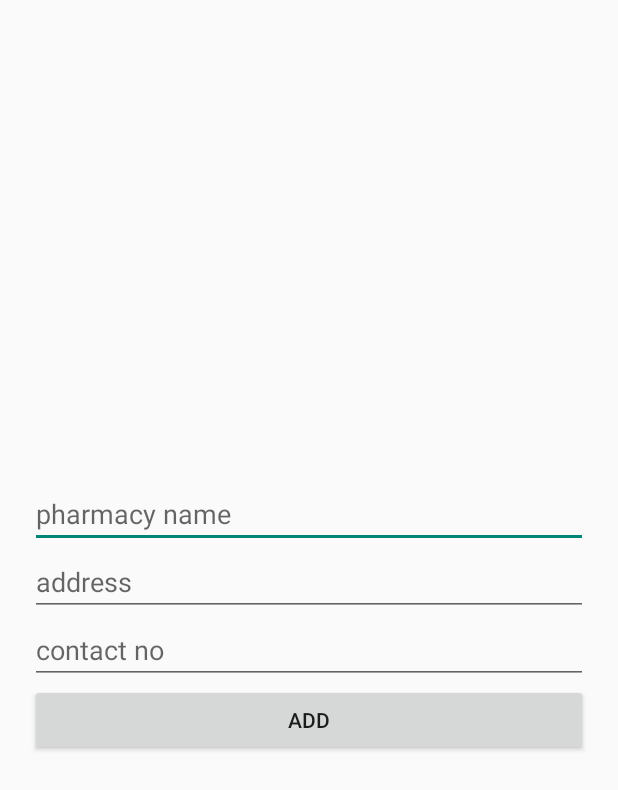
After one commit to hisni/Project_Surveil_App, an Android app: the add_duties screen opened directly, with no data from a screen before it, on a phone screen of 412 x 824 dp. The commit adds this screen. Shown: the top 790 px of the screen. Run offline under Robolectric (Android 15) with nearby library versions, the phone set to English and light mode, and no system bars; our stand-ins replace Firebase (no records; nobody signed in at launch, a user with empty details on screens opened directly).

Commit message:
temporary updates for project demo

```diff
--- a/app/build.gradle
+++ b/app/build.gradle
@@ -35,5 +35,5 @@ dependencies {
     androidTestImplementation 'com.android.support.test:runner:1.0.2'
     androidTestImplementation 'com.android.support.test.espresso:espresso-core:3.0.2'
     implementation 'com.android.support:support-v4:28.0.0'
-
+    implementation 'com.jjoe64:graphview:4.2.1'
 }
--- /dev/null
+++ b/app/src/main/java/com/aslam/co321_project/add_duties.java
@@ -0,0 +1,66 @@
+package com.aslam.co321_project;
+
+import android.support.v7.app.AppCompatActivity;
+import android.os.Bundle;
+import android.view.View;
+import android.widget.Button;
+import android.widget.EditText;
+import android.widget.Toast;
+
+import com.google.firebase.database.DatabaseReference;
+import com.google.firebase.database.FirebaseDatabase;
+
+import java.util.UUID;
+
+public class add_duties extends AppCompatActivity {
+
+    String uid;
+    private DatabaseReference databaseReference;
+    EditText etShopName;
+    EditText etShopAddress;
+    EditText etShopPhone;
+    Button btnAdd;
+
+    String shopName, shopPhone, shopAddress;
+
+    @Override
+    protected void onCreate(Bundle savedInstanceState) {
+        super.onCreate(savedInstanceState);
+        setContentView(R.layout.activity_add_duties);
+
+        etShopName = findViewById(R.id.shopName);
+        etShopAddress = findViewById(R.id.shopAddress);
+        etShopPhone = findViewById(R.id.shopPhone);
+        btnAdd = findViewById(R.id.addBtn);
+
+
+        getParams();
+        btnAdd.setOnClickListener(new View.OnClickListener() {
+            @Override
+            public void onClick(View v) {
+                shopName=etShopName.getText().toString();
+                shopAddress=etShopAddress.getText().toString();
+                shopPhone=etShopPhone.getText().toString();
+                String id=UUID.randomUUID().toString();
+
+                try{
+                    databaseReference = FirebaseDatabase.getInstance().getReference("driverTask");
+                    Delivery delivery = new Delivery(shopName, shopAddress, shopPhone, id);
+                    databaseReference.child(id).setValue(delivery);
+
+                    Toast.makeText(add_duties.this, "Added", Toast.LENGTH_SHORT).show();
+                } catch (Exception e){
+                    Toast.makeText(add_duties.this, e.getMessage(), Toast.LENGTH_SHORT).show();
+                }
+            }
+        });
+
+
+    }
+
+    //function to get parameters from previous activity
+    private void getParams() {
+        //get parameters from previous activity
+        uid = getIntent().getStringExtra("uid");
+    }
+}
--- /dev/null
+++ b/app/src/main/res/layout/activity_add_duties.xml
@@ -0,0 +1,43 @@
+<?xml version="1.0" encoding="utf-8"?>
+<LinearLayout xmlns:android="http://schemas.android.com/apk/res/android"
+    xmlns:app="http://schemas.android.com/apk/res-auto"
+    xmlns:tools="http://schemas.android.com/tools"
+    android:layout_width="match_parent"
+    android:layout_height="match_parent"
+    tools:context=".add_duties"
+    android:orientation="vertical"
+    android:gravity="center"
+    android:layout_marginLeft="20dp"
+    android:layout_marginRight="20dp">
+
+
+    <EditText
+        android:id="@+id/shopName"
+        android:layout_width="match_parent"
+        android:layout_height="wrap_content"
+        android:ems="10"
+        android:hint="pharmacy name"
+        android:inputType="textPersonName"/>
+
+    <EditText
+        android:id="@+id/shopAddress"
+        android:layout_width="match_parent"
+        android:layout_height="wrap_content"
+        android:ems="10"
+        android:hint="address"
+        android:inputType="textPersonName"/>
+
+    <EditText
+        android:id="@+id/shopPhone"
+        android:layout_width="match_parent"
+        android:layout_height="wrap_content"
+        android:ems="10"
+        android:hint="contact no"
+        android:inputType="phone" />
+
+    <Button
+        android:id="@+id/addBtn"
+        android:layout_width="match_parent"
+        android:layout_height="wrap_content"
+        android:text="Add" />
+</LinearLayout>
--- a/app/src/main/res/layout/activity_driver__home.xml
+++ b/app/src/main/res/layout/activity_driver__home.xml
@@ -33,7 +33,7 @@
                 android:layout_width="match_parent"
                 android:layout_height="?attr/actionBarSize"
                 app:popupTheme="@style/PopupOverlay"
-                app:title="aslam_m"
+                app:title="alex95"
                 android:textAlignment="center"
                 app:titleMarginStart="55dp"
                 />
--- a/app/src/main/res/menu/menu.xml
+++ b/app/src/main/res/menu/menu.xml
@@ -6,5 +6,8 @@
         android:title="Log out"/>
     <item android:id="@+id/aboutUs"
         android:title="About us"/>
-
+    <item android:id="@+id/assignDriverTask"
+        android:title="Add pharmacy"/>
+    <item android:id="@+id/readings"
+        android:title="Readings"/>
 </menu>
```
Also changed, not shown: app/src/main/AndroidManifest.xml (+11 -7 lines), app/src/main/java/com/aslam/co321_project/Customer.java (+25 -5 lines), app/src/main/java/com/aslam/co321_project/Delivery.java (added, +36 -0 lines), app/src/main/java/com/aslam/co321_project/Driver_Home.java (+128 -13 lines), app/src/main/java/com/aslam/co321_project/GraphPoints.java (added, +43 -0 lines), app/src/main/java/com/aslam/co321_project/ShopList.java (added, +47 -0 lines), app/src/main/java/com/aslam/co321_project/graph.java (added, +66 -0 lines), app/src/main/java/com/aslam/co321_project/profile_reg.java (+14 -3 lines), app/src/main/res/layout/activity_graph.xml (added, +18 -0 lines), app/src/main/res/layout/list_layout.xml (added, +45 -0 lines), app/src/main/res/menu/navigation_menu.xml (deleted, +0 -13 lines), build.gradle (line endings or trailing spaces).
